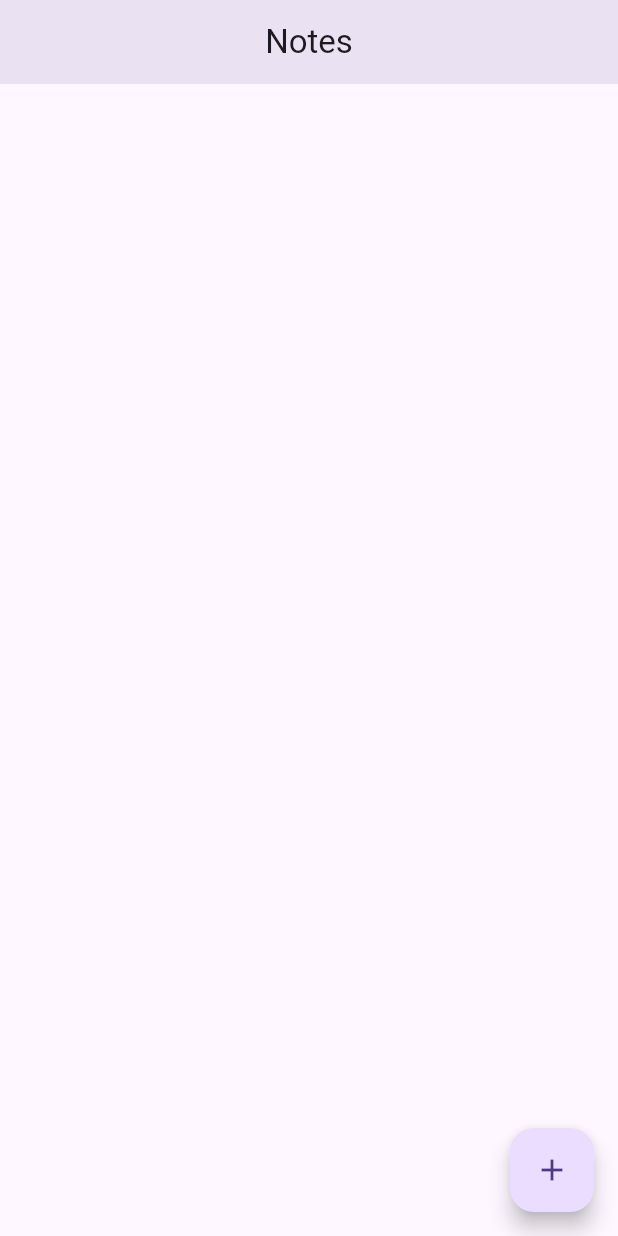
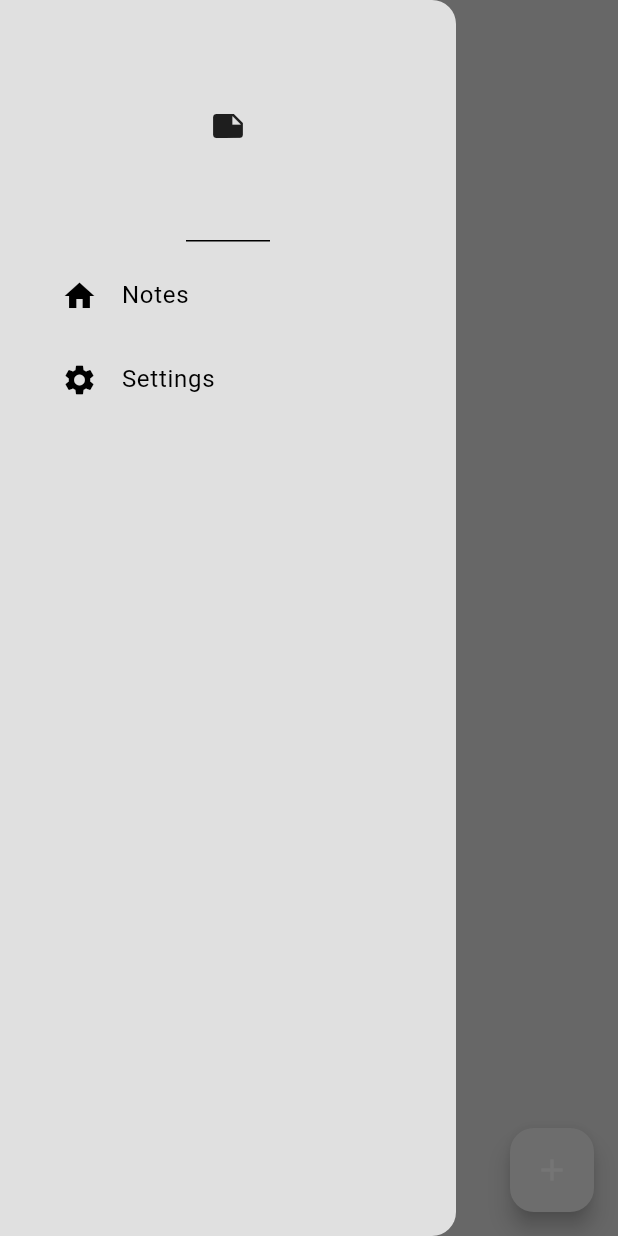
Before and after one commit to O-rensa/flutter_minimal_notes, a Flutter app: the screen it shows after launch, with the side drawer open (before the commit the screen has no drawer), on a phone screen of 412 x 824 dp. Run offline on Flutter 3.47's test engine with Material 3 defaults, Android fonts, the phone set to English and light mode, and no system bars; our stand-ins replace google_fonts, isar; accounts and stored records are empty; generated files the repository leaves out were written again.

Commit message:
Added Themes

```diff
--- a/minimal_notes/lib/main.dart
+++ b/minimal_notes/lib/main.dart
@@ -1,6 +1,7 @@
 import 'package:flutter/material.dart';
 import 'package:minimal_notes/notes/pages/notes_page.dart';
 import 'package:minimal_notes/shared/Models/note_database.dart';
+import 'package:minimal_notes/themes/theme_provider.dart';
 import 'package:provider/provider.dart';
 
 void main() async {
@@ -9,10 +10,16 @@ void main() async {
   await NoteDatabase.initialize();
 
   runApp(
-    ChangeNotifierProvider(
-      create: (context) => NoteDatabase(),
+    MultiProvider(
+      providers: [
+        // note provider
+        ChangeNotifierProvider(create: (context) => NoteDatabase()),
+
+        // theme provider
+        ChangeNotifierProvider(create: (context) => ThemeProvider()),
+      ],
       child: const MyApp(),
-    ),
+    )
   );
 }
 
@@ -22,9 +29,10 @@ class MyApp extends StatelessWidget {
   // This widget is the root of your application.
   @override
   Widget build(BuildContext context) {
-    return const MaterialApp(
+    return MaterialApp(
       debugShowCheckedModeBanner: false,
-      home: NotesPage(),
+      home: const NotesPage(),
+      theme: Provider.of<ThemeProvider>(context).themeData,
     );
   }
 }
--- a/minimal_notes/lib/notes/pages/notes_page.dart
+++ b/minimal_notes/lib/notes/pages/notes_page.dart
@@ -1,6 +1,8 @@
 import "package:flutter/material.dart";
+import "package:google_fonts/google_fonts.dart";
 import "package:minimal_notes/shared/Models/note.dart";
 import "package:minimal_notes/shared/Models/note_database.dart";
+import "package:minimal_notes/shared/components/my_drawer.dart";
 import "package:provider/provider.dart";
 
 class NotesPage extends StatefulWidget {
@@ -100,16 +102,33 @@ class _NotesPageState extends State<NotesPage> {
     List<Note> currentNotes =  noteDatabase.currentNotes;
 
     return Scaffold(
+      backgroundColor: Theme.of(context).colorScheme.surface,
+
       appBar: AppBar(
         centerTitle: true,
-        elevation: 10,
+        backgroundColor: Colors.transparent,
+      ),
 
-        title: const Text(
-          "Notes"
+      drawer: MyDrawer(),
+
+      body: Column(
+        crossAxisAlignment: CrossAxisAlignment.start,
+        children: [
+          // heading
+          Padding(
+            padding: const EdgeInsets.only(left: 25.0),
+            child: Text(
+              "Notes",
+              style: GoogleFonts.dmSerifText(
+                fontSize: 48,
+                color: Theme.of(context).colorScheme.inversePrimary,
+              ),
             ),
           ),
 
-      body: ListView.builder(
+          // list of notes
+          Expanded(
+            child: ListView.builder(
               itemCount: currentNotes.length,
               itemBuilder: (context, index) {
                   // get individual note
@@ -140,6 +159,9 @@ class _NotesPageState extends State<NotesPage> {
                   );
                 }
               ),
+          ),
+        ],
+      ),
 
       // add note button
       floatingActionButton: FloatingActionButton(
--- /dev/null
+++ b/minimal_notes/lib/shared/components/drawer_tile.dart
@@ -0,0 +1,27 @@
+import "package:flutter/material.dart";
+
+class DrawerTile extends StatelessWidget {
+  final String title;
+  final Widget leading;
+  final void Function()? onTap;
+
+  const DrawerTile({
+    super.key,
+    required this.title,
+    required this.leading,
+    required this.onTap,
+  });
+
+  @override
+  Widget build(BuildContext context) {
+    return Padding(
+      padding: const EdgeInsets.only(left: 25.0),
+
+      child: ListTile(
+        title: Text(title),
+        leading: leading,
+        onTap: onTap,
+      ),
+    );
+  }
+}
--- /dev/null
+++ b/minimal_notes/lib/shared/components/my_drawer.dart
@@ -0,0 +1,47 @@
+import "package:flutter/material.dart";
+import "package:minimal_notes/settings/pages/settings_page.dart";
+import "package:minimal_notes/shared/components/drawer_tile.dart";
+
+class MyDrawer extends StatelessWidget {
+
+  const MyDrawer({
+    super.key,
+  });
+
+  @override
+  Widget build(BuildContext context) {
+    return Drawer(
+      backgroundColor: Theme.of(context).colorScheme.surface,
+      child: Column(
+        children: [
+          // drawer header
+          const DrawerHeader(
+            child: Icon(Icons.note),
+          ),
+
+          // notes tile
+          DrawerTile(
+            title: "Notes",
+            leading: const Icon(Icons.home),
+            onTap: () => Navigator.pop(context),
+          ),
+
+          // settings tile
+          DrawerTile(
+            title: "Settings",
+            leading: const Icon(Icons.settings),
+            onTap: () {
+              Navigator.pop(context);
+              Navigator.push(
+                context,
+                MaterialPageRoute(
+                  builder: (context) => const SettingsPage(),
+                )
+              );
+            },
+          ),
+        ],
+      ),
+    );
+  }
+}
--- /dev/null
+++ b/minimal_notes/lib/themes/theme.dart
@@ -0,0 +1,23 @@
+import "package:flutter/material.dart";
+
+// light mode
+ThemeData lightMode = ThemeData(
+  brightness: Brightness.light,
+  colorScheme: ColorScheme.light(
+    surface: Colors.grey.shade300,
+    primary: Colors.grey.shade200,
+    secondary: Colors.grey.shade400,
+    inversePrimary: Colors.grey.shade800,
+  )
+);
+
+// dark mode
+ThemeData darkMode = ThemeData(
+  brightness: Brightness.dark,
+  colorScheme: ColorScheme.dark(
+    surface: Colors.grey.shade900,
+    primary: Colors.grey.shade800,
+    secondary: Colors.grey.shade700,
+    inversePrimary: Colors.grey.shade300,
+  )
+);
--- /dev/null
+++ b/minimal_notes/lib/themes/theme_provider.dart
@@ -0,0 +1,28 @@
+import "package:flutter/material.dart";
+import "package:minimal_notes/themes/theme.dart";
+
+class ThemeProvider with ChangeNotifier {
+  // initially, theme is light mode
+  ThemeData _themeData = lightMode;
+
+  // getter method to access the theme from other parts of the code
+  ThemeData get themeData => _themeData;
+
+  // getter method to see if we are in dark mode or not
+  bool get isDarkMode => _themeData == darkMode;
+
+  // setter method to set the new theme
+  set themeData(ThemeData themeData) {
+    _themeData = themeData;
+    notifyListeners();
+  }
+
+  // toggle theme
+  void toggleTheme() {
+    if (_themeData == lightMode) {
+      themeData = darkMode;
+    } else {
+      themeData = lightMode;
+    }
+  }
+}
--- a/minimal_notes/pubspec.yaml
+++ b/minimal_notes/pubspec.yaml
@@ -38,6 +38,7 @@ dependencies:
   provider: ^6.1.2
   isar_flutter_libs: ^3.1.0+1
   path_provider: ^2.1.4
+  google_fonts: ^6.2.1
 
 dev_dependencies:
   flutter_test:
```
Also changed, not shown: minimal_notes/lib/settings/pages/settings_page.dart (added, +48 -0 lines), minimal_notes/pubspec.lock. Lines whose indentation alone changed are shown as unchanged.
